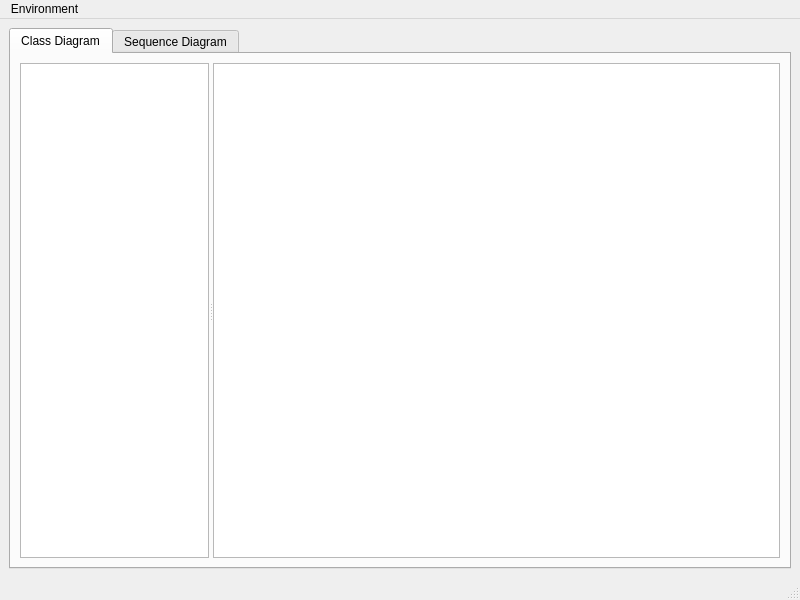
Inozitol/ICP2, file ICP/mainwindow.ui: the form before one commit.
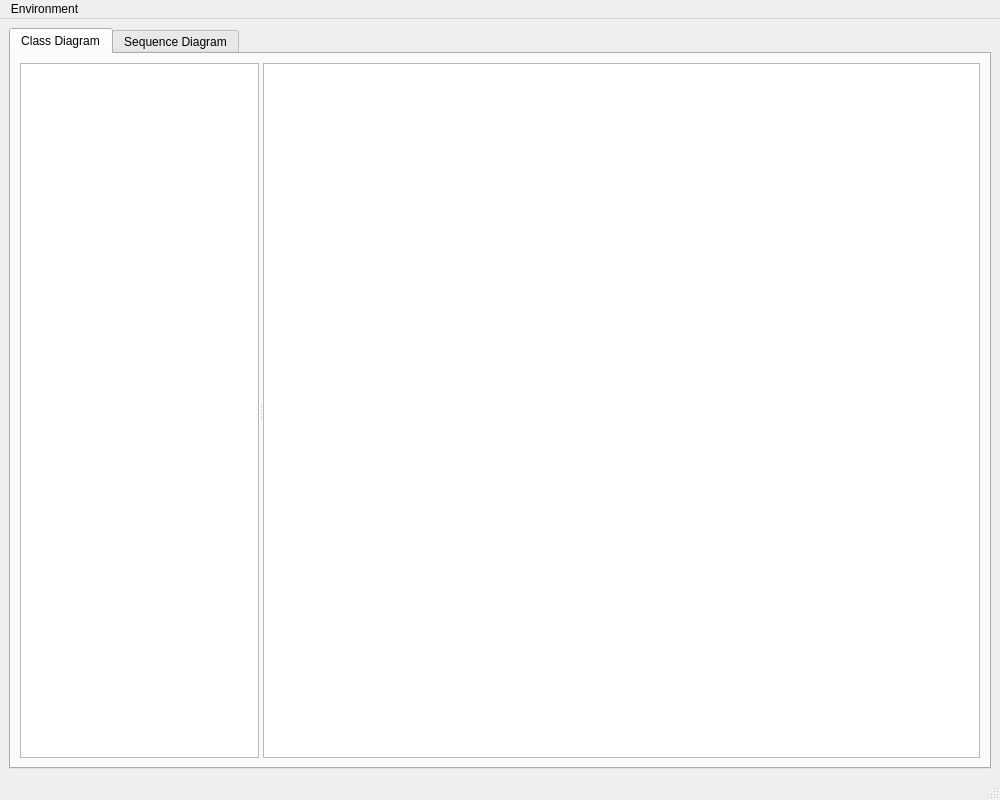
The form after the commit. The open tabs and pages were chosen to show the change.

Patch:
```diff
--- a/ICP/mainwindow.ui
+++ b/ICP/mainwindow.ui
@@ -6,13 +6,22 @@
    <rect>
     <x>0</x>
     <y>0</y>
-    <width>800</width>
-    <height>600</height>
+    <width>1000</width>
+    <height>800</height>
    </rect>
   </property>
   <property name="windowTitle">
    <string>MainWindow</string>
   </property>
+  <property name="toolButtonStyle">
+   <enum>Qt::ToolButtonIconOnly</enum>
+  </property>
+  <property name="tabShape">
+   <enum>QTabWidget::Triangular</enum>
+  </property>
+  <property name="dockNestingEnabled">
+   <bool>false</bool>
+  </property>
   <widget class="QWidget" name="centralwidget">
    <layout class="QHBoxLayout" name="horizontalLayout">
     <item>
@@ -95,7 +104,7 @@
     <rect>
      <x>0</x>
      <y>0</y>
-     <width>800</width>
+     <width>1000</width>
      <height>21</height>
     </rect>
    </property>
```
Left out of the diff: 2 changed lines with no effect on the pictures.
